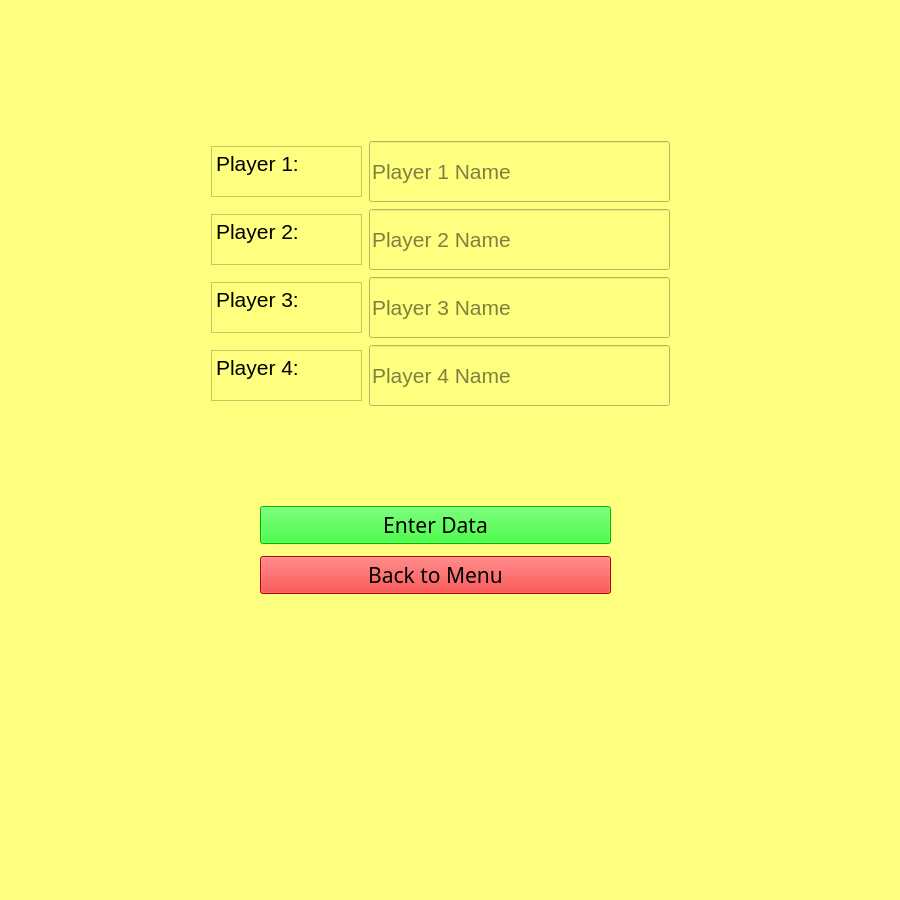
This is player_menu/player_menu.ui in JH-Byte-Busters/601-Group-Project as Qt 5 draws it before an edit. The edited form follows.
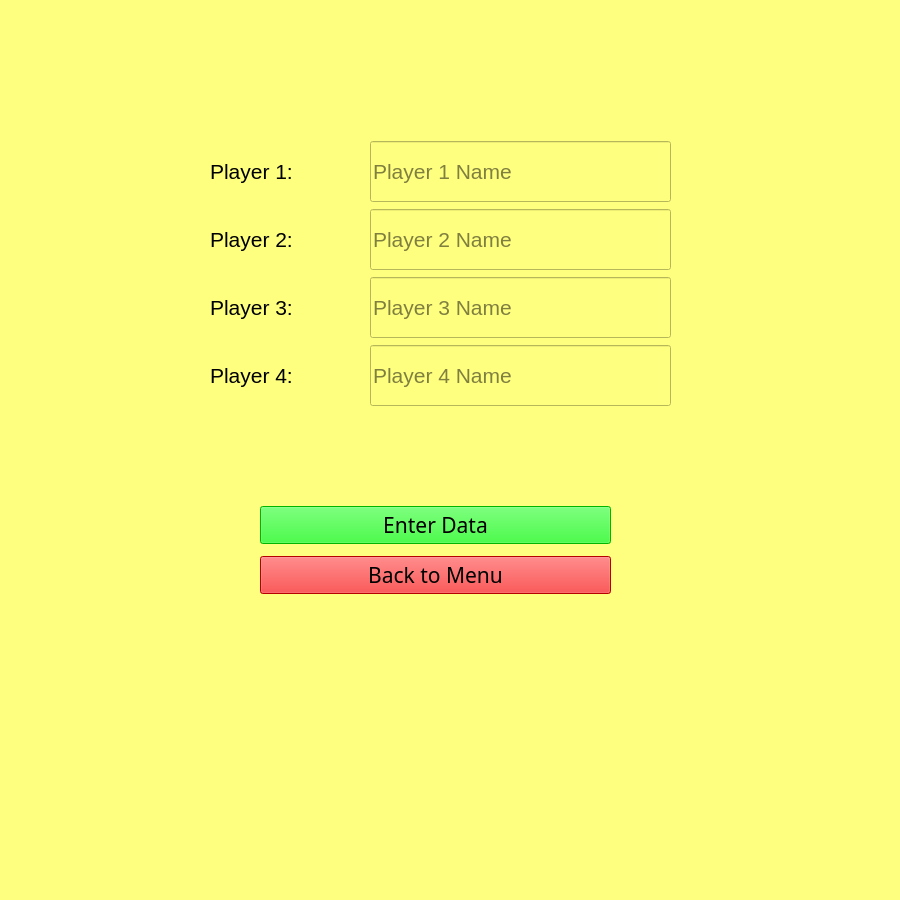
This is the edited form.

Commit message: Additional updates to the user GUI. Add in proper board and controls.

```diff
--- a/player_menu/player_menu.ui
+++ b/player_menu/player_menu.ui
@@ -16,7 +16,7 @@
   <property name="styleSheet">
    <string notr="true">background-color: rgb(255, 255, 127);</string>
   </property>
-  <widget class="QWidget" name="">
+  <widget class="QWidget" name="layoutWidget">
    <property name="geometry">
     <rect>
      <x>210</x>
@@ -26,79 +26,6 @@
     </rect>
    </property>
    <layout class="QGridLayout" name="gridLayout">
-    <item row="0" column="0">
-     <widget class="QTextBrowser" name="textBrowser">
-      <property name="minimumSize">
-       <size>
-        <width>151</width>
-        <height>51</height>
-       </size>
-      </property>
-      <property name="maximumSize">
-       <size>
-        <width>151</width>
-        <height>51</height>
-       </size>
-      </property>
-      <property name="html">
-       <string>&lt;!DOCTYPE HTML PUBLIC &quot;-//W3C//DTD HTML 4.0//EN&quot; &quot;http://www.w3.org/TR/REC-html40/strict.dtd&quot;&gt;
-&lt;html&gt;&lt;head&gt;&lt;meta name=&quot;qrichtext&quot; content=&quot;1&quot; /&gt;&lt;style type=&quot;text/css&quot;&gt;
-p, li { white-space: pre-wrap; }
-&lt;/style&gt;&lt;/head&gt;&lt;body style=&quot; font-family:'MS Shell Dlg 2'; font-size:7.8pt; font-weight:400; font-style:normal;&quot;&gt;
-&lt;p style=&quot; margin-top:0px; margin-bottom:0px; margin-left:0px; margin-right:0px; -qt-block-indent:0; text-indent:0px;&quot;&gt;&lt;span style=&quot; font-size:16pt;&quot;&gt;Player 1:&lt;/span&gt;&lt;/p&gt;&lt;/body&gt;&lt;/html&gt;</string>
-      </property>
-     </widget>
-    </item>
-    <item row="0" column="1">
-     <widget class="QLineEdit" name="lineEdit">
-      <property name="minimumSize">
-       <size>
-        <width>301</width>
-        <height>61</height>
-       </size>
-      </property>
-      <property name="maximumSize">
-       <size>
-        <width>301</width>
-        <height>61</height>
-       </size>
-      </property>
-      <property name="font">
-       <font>
-        <pointsize>16</pointsize>
-       </font>
-      </property>
-      <property name="styleSheet">
-       <string notr="true">border-color: rgb(0, 0, 0);</string>
-      </property>
-      <property name="placeholderText">
-       <string>Player 1 Name</string>
-      </property>
-     </widget>
-    </item>
-    <item row="1" column="0">
-     <widget class="QTextBrowser" name="textBrowser_2">
-      <property name="minimumSize">
-       <size>
-        <width>151</width>
-        <height>51</height>
-       </size>
-      </property>
-      <property name="maximumSize">
-       <size>
-        <width>151</width>
-        <height>51</height>
-       </size>
-      </property>
-      <property name="html">
-       <string>&lt;!DOCTYPE HTML PUBLIC &quot;-//W3C//DTD HTML 4.0//EN&quot; &quot;http://www.w3.org/TR/REC-html40/strict.dtd&quot;&gt;
-&lt;html&gt;&lt;head&gt;&lt;meta name=&quot;qrichtext&quot; content=&quot;1&quot; /&gt;&lt;style type=&quot;text/css&quot;&gt;
-p, li { white-space: pre-wrap; }
-&lt;/style&gt;&lt;/head&gt;&lt;body style=&quot; font-family:'MS Shell Dlg 2'; font-size:7.8pt; font-weight:400; font-style:normal;&quot;&gt;
-&lt;p style=&quot; margin-top:0px; margin-bottom:0px; margin-left:0px; margin-right:0px; -qt-block-indent:0; text-indent:0px;&quot;&gt;&lt;span style=&quot; font-size:16pt;&quot;&gt;Player 2:&lt;/span&gt;&lt;/p&gt;&lt;/body&gt;&lt;/html&gt;</string>
-      </property>
-     </widget>
-    </item>
     <item row="1" column="1">
      <widget class="QLineEdit" name="lineEdit_2">
       <property name="minimumSize">
@@ -126,29 +53,6 @@
       </property>
      </widget>
     </item>
-    <item row="2" column="0">
-     <widget class="QTextBrowser" name="textBrowser_3">
-      <property name="minimumSize">
-       <size>
-        <width>151</width>
-        <height>51</height>
-       </size>
-      </property>
-      <property name="maximumSize">
-       <size>
-        <width>151</width>
-        <height>51</height>
-       </size>
-      </property>
-      <property name="html">
-       <string>&lt;!DOCTYPE HTML PUBLIC &quot;-//W3C//DTD HTML 4.0//EN&quot; &quot;http://www.w3.org/TR/REC-html40/strict.dtd&quot;&gt;
-&lt;html&gt;&lt;head&gt;&lt;meta name=&quot;qrichtext&quot; content=&quot;1&quot; /&gt;&lt;style type=&quot;text/css&quot;&gt;
-p, li { white-space: pre-wrap; }
-&lt;/style&gt;&lt;/head&gt;&lt;body style=&quot; font-family:'MS Shell Dlg 2'; font-size:7.8pt; font-weight:400; font-style:normal;&quot;&gt;
-&lt;p style=&quot; margin-top:0px; margin-bottom:0px; margin-left:0px; margin-right:0px; -qt-block-indent:0; text-indent:0px;&quot;&gt;&lt;span style=&quot; font-size:16pt;&quot;&gt;Player 3:&lt;/span&gt;&lt;/p&gt;&lt;/body&gt;&lt;/html&gt;</string>
-      </property>
-     </widget>
-    </item>
     <item row="2" column="1">
      <widget class="QLineEdit" name="lineEdit_3">
       <property name="minimumSize">
@@ -176,29 +80,6 @@
       </property>
      </widget>
     </item>
-    <item row="3" column="0">
-     <widget class="QTextBrowser" name="textBrowser_4">
-      <property name="minimumSize">
-       <size>
-        <width>151</width>
-        <height>51</height>
-       </size>
-      </property>
-      <property name="maximumSize">
-       <size>
-        <width>151</width>
-        <height>51</height>
-       </size>
-      </property>
-      <property name="html">
-       <string>&lt;!DOCTYPE HTML PUBLIC &quot;-//W3C//DTD HTML 4.0//EN&quot; &quot;http://www.w3.org/TR/REC-html40/strict.dtd&quot;&gt;
-&lt;html&gt;&lt;head&gt;&lt;meta name=&quot;qrichtext&quot; content=&quot;1&quot; /&gt;&lt;style type=&quot;text/css&quot;&gt;
-p, li { white-space: pre-wrap; }
-&lt;/style&gt;&lt;/head&gt;&lt;body style=&quot; font-family:'MS Shell Dlg 2'; font-size:7.8pt; font-weight:400; font-style:normal;&quot;&gt;
-&lt;p style=&quot; margin-top:0px; margin-bottom:0px; margin-left:0px; margin-right:0px; -qt-block-indent:0; text-indent:0px;&quot;&gt;&lt;span style=&quot; font-size:16pt;&quot;&gt;Player 4:&lt;/span&gt;&lt;/p&gt;&lt;/body&gt;&lt;/html&gt;</string>
-      </property>
-     </widget>
-    </item>
     <item row="3" column="1">
      <widget class="QLineEdit" name="lineEdit_4">
       <property name="minimumSize">
@@ -226,9 +107,84 @@
       </property>
      </widget>
     </item>
+    <item row="0" column="1">
+     <widget class="QLineEdit" name="lineEdit">
+      <property name="minimumSize">
+       <size>
+        <width>301</width>
+        <height>61</height>
+       </size>
+      </property>
+      <property name="maximumSize">
+       <size>
+        <width>301</width>
+        <height>61</height>
+       </size>
+      </property>
+      <property name="font">
+       <font>
+        <pointsize>16</pointsize>
+       </font>
+      </property>
+      <property name="styleSheet">
+       <string notr="true">border-color: rgb(0, 0, 0);</string>
+      </property>
+      <property name="placeholderText">
+       <string>Player 1 Name</string>
+      </property>
+     </widget>
+    </item>
+    <item row="0" column="0">
+     <widget class="QLabel" name="label">
+      <property name="font">
+       <font>
+        <pointsize>16</pointsize>
+       </font>
+      </property>
+      <property name="text">
+       <string>Player 1:</string>
+      </property>
+     </widget>
+    </item>
+    <item row="1" column="0">
+     <widget class="QLabel" name="label_2">
+      <property name="font">
+       <font>
+        <pointsize>16</pointsize>
+       </font>
+      </property>
+      <property name="text">
+       <string>Player 2:</string>
+      </property>
+     </widget>
+    </item>
+    <item row="2" column="0">
+     <widget class="QLabel" name="label_3">
+      <property name="font">
+       <font>
+        <pointsize>16</pointsize>
+       </font>
+      </property>
+      <property name="text">
+       <string>Player 3:</string>
+      </property>
+     </widget>
+    </item>
+    <item row="3" column="0">
+     <widget class="QLabel" name="label_4">
+      <property name="font">
+       <font>
+        <pointsize>16</pointsize>
+       </font>
+      </property>
+      <property name="text">
+       <string>Player 4:</string>
+      </property>
+     </widget>
+    </item>
    </layout>
   </widget>
-  <widget class="QWidget" name="">
+  <widget class="QWidget" name="layoutWidget">
    <property name="geometry">
     <rect>
      <x>260</x>
```
Left out of the diff: 8 changed lines with no effect on the pictures. The commit also changes 3 other files.
